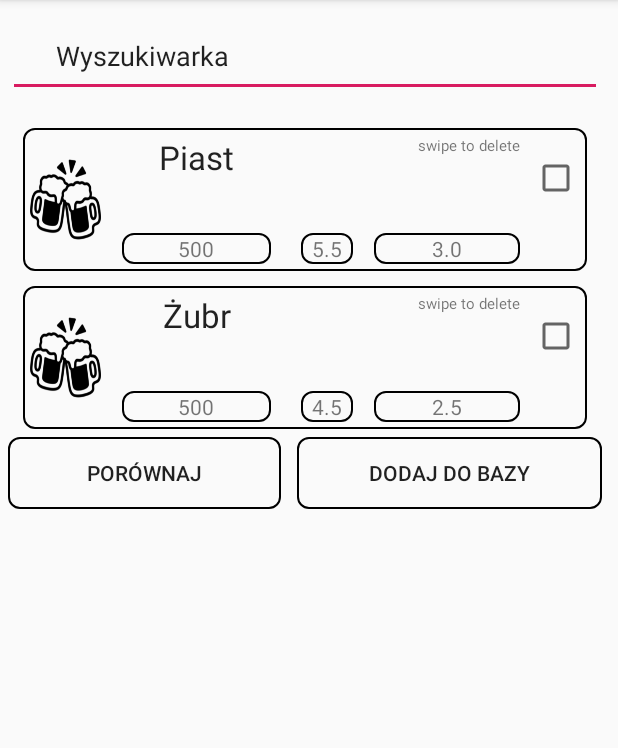
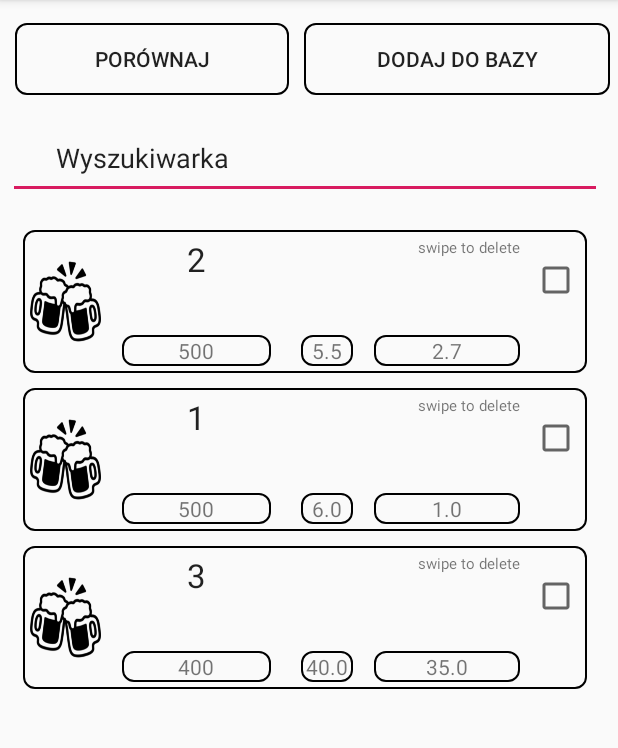
Before and after one commit to dzazef/mobile-applications-project, an Android app: the ComparatorActivity screen opened directly, with no data from a screen before it, on a phone screen of 412 x 824 dp, the part 84-832 px from its top. Run offline under Robolectric (Android 15) with nearby library versions, the phone set to English and light mode, and no system bars; our stand-ins replace Room's generated code.

Commit message:
prosty layout + button dodawania do bazy + button sortowania

```diff
--- a/AlkoMaster/app/build.gradle
+++ b/AlkoMaster/app/build.gradle
@@ -41,4 +41,5 @@
     androidTestImplementation 'com.android.support.test:runner:1.0.2'
     androidTestImplementation 'com.android.support.test.espresso:espresso-core:3.0.2'
     implementation 'com.android.support:recyclerview-v7:28.0.0'
+    implementation 'com.android.support:design:28.0.0'
 }
--- a/AlkoMaster/app/src/main/AndroidManifest.xml
+++ b/AlkoMaster/app/src/main/AndroidManifest.xml
@@ -18,6 +18,7 @@
         </activity>
 
         <activity android:name=".ComparatorActivity"/>
+        <activity android:name=".activities.ResultActivity"/>
 
     </application>
 
--- a/AlkoMaster/app/src/main/java/pl/am2019/alkomaster/activities/ComparatorActivity.kt
+++ b/AlkoMaster/app/src/main/java/pl/am2019/alkomaster/activities/ComparatorActivity.kt
@@ -1,6 +1,5 @@
 package pl.am2019.alkomaster
 
-import android.content.Intent
 import android.os.AsyncTask
 import android.os.Bundle
 import android.support.v7.app.AppCompatActivity
@@ -13,6 +12,8 @@
 import pl.am2019.alkomaster.db.AppDatabase
 import pl.am2019.alkomaster.db.OpenDatabase
 import pl.am2019.alkomaster.db.alcohol.Alcohol
+import java.util.*
+import kotlin.collections.ArrayList
 
 
 class ComparatorActivity : AppCompatActivity(), OpenDatabase.OpenDatabaseListener {
@@ -31,11 +32,22 @@
         val recyclerView = findViewById<RecyclerView>(R.id.recyclerView)
         recyclerView.layoutManager = LinearLayoutManager(this, LinearLayout.VERTICAL, false)
 
+
         var alks = ArrayList<Alcohol>()
-        alks.add(Alcohol(1, "Piast", 500, 5.5, 3.00))
-        alks.add(Alcohol(2, "Żubr", 500, 4.5, 2.50))
+        alks.add(Alcohol(1, "2", 500, 5.5, 2.70))
+        alks.add(Alcohol(2, "1", 500, 6.0, 1.0))
+        alks.add(Alcohol(3, "3", 400, 40.0, 35.0))
+
+
         val adapter = MyAdapter(this, alks)
         recyclerView.adapter = adapter
+
+
+
+
+
+
+
         but2.setOnClickListener {
             if (db != null) {
                 val dialog = AddAlcoholDialog(this, db!!)
@@ -45,17 +57,33 @@
             }
         }
 
-        }
-       /* but1.setOnClickListener {
-*//*
-            val intent = Intent(this,ResultActivity::class.java)
-            // intent.putExtra("result", result)
-            startActivity(intent)*//*
+
+        /**
+         * button do sortowania
+         * sortuje  wg. wzoru
+         *  // wzor: content / 100 * capacity / price
+         *  czyli od najbardziej opłacalnego do najmniej
+         *  niestety nie pokazuje sie wspołczynnik
+         */
 
 
+        but1.setOnClickListener {
+            val adapter = recyclerView.getAdapter() as MyAdapter// fetching adapter
+
+            Collections.sort(adapter.getItems(), object : Comparator<Alcohol> {
+                override fun compare(c1: Alcohol, c2: Alcohol): Int {
+                    // wzor: content / 100 * capacity / price
+                    return -(c1.price.let { it1 -> c2.content.div(100).times(c2.capacity).div(it1).toInt() }).minus(
+                        c2.price.let { it2 -> c2.content.div(100).times(c2.capacity).div(it2).toInt() }
+                    )
+                }
+            })
+            adapter.notifyDataSetChanged()
         }
-    }*/
 
+
+
+    }
 
     override fun onDatabaseReady(db: AppDatabase) {
         this.db = db
@@ -69,5 +97,6 @@
 
 
         }
+
     }
 }
--- a/AlkoMaster/app/src/main/java/pl/am2019/alkomaster/activities/MyAdapter.kt
+++ b/AlkoMaster/app/src/main/java/pl/am2019/alkomaster/activities/MyAdapter.kt
@@ -11,7 +11,13 @@
 
 class MyAdapter(val context: Context, val alcohols: List<Alcohol>) : RecyclerView.Adapter<MyAdapter.MyViewHolder>() {
 
+    /*fun getTotal():Float {
+        var total = 0f
+        for (alcohol in alcohols)
+            total += alcohol.price!!
+        return total*/
 
+   // }
     override fun onBindViewHolder(holder: MyViewHolder, position: Int) {
 
         val alko = alcohols[position]
@@ -20,16 +26,15 @@
         holder.content.text = alko.content.toString()
         holder.capacity.text = alko.capacity.toString()
 
+
         // wzor: content / 100 * capacity / price
 
     }
 
+    override fun onCreateViewHolder(parent: ViewGroup, convertVie: Int): MyViewHolder {
 
-
-
-    override fun onCreateViewHolder(parent: ViewGroup, viewType: Int): MyViewHolder {
-        val view = LayoutInflater.from(context).inflate(R.layout.alkohol_item, parent, false)
-        return MyViewHolder(view)
+        val myView = LayoutInflater.from(context).inflate(R.layout.alkohol_item,parent,false)
+        return MyViewHolder(myView)
     }
 
     override fun getItemCount(): Int {
@@ -44,5 +49,8 @@
 
 
     }
+    fun getItems():List<Alcohol> {
+        return alcohols
+    }
 
-}
+    }
--- a/AlkoMaster/app/src/main/java/pl/am2019/alkomaster/db/alcohol/Alcohol.kt
+++ b/AlkoMaster/app/src/main/java/pl/am2019/alkomaster/db/alcohol/Alcohol.kt
@@ -5,7 +5,7 @@
 import android.arch.persistence.room.PrimaryKey
 
 @Entity(tableName = "alcohol")
-data class Alcohol (
+data class Alcohol(
     @ColumnInfo(name = "id")
     @PrimaryKey(autoGenerate = true)
     var id: Long = 0,
@@ -20,5 +20,5 @@
     var content: Double,
 
     @ColumnInfo(name = "price")
-    var price: Double?
+    var price: Double
 )
--- a/AlkoMaster/app/src/main/res/layout/comparator_activity.xml
+++ b/AlkoMaster/app/src/main/res/layout/comparator_activity.xml
@@ -8,6 +8,29 @@
             android:orientation="vertical"
             android:layout_width="match_parent"
             android:layout_height="match_parent">
+        <LinearLayout
+                android:orientation="horizontal"
+                android:layout_width="match_parent"
+                android:layout_height="wrap_content">
+            <Button
+                    android:background="@drawable/listshape"
+                    android:text="Porównaj"
+                    android:layout_width="wrap_content"
+                    android:layout_height="wrap_content" android:id="@+id/but1" android:layout_weight="1"
+                    android:layout_marginRight="5dp" android:layout_marginBottom="10dp"
+                    android:layout_marginLeft="5dp"
+
+
+                    android:textAlignment="center" android:layout_marginStart="10dp" android:layout_marginTop="10dp"/>
+            <Button
+                    android:text="Dodaj do bazy"
+                    android:background="@drawable/listshape"
+                    android:layout_width="wrap_content"
+                    android:layout_height="wrap_content" android:id="@+id/but2" android:layout_weight="1"
+                    android:layout_marginLeft="5dp" android:layout_marginRight="5dp"
+                    android:layout_marginBottom="5dp" android:layout_marginStart="10dp"
+                    android:layout_marginTop="10dp"/>
+        </LinearLayout>
         <EditText
 
                 android:layout_width="match_parent"
@@ -20,31 +43,9 @@
         <android.support.v7.widget.RecyclerView
 
                 android:layout_width="match_parent"
-                android:layout_height="wrap_content" android:id="@+id/recyclerView" android:layout_marginLeft="15dp"
+                android:layout_height="match_parent" android:id="@+id/recyclerView" android:layout_marginLeft="15dp"
                 android:layout_marginRight="15dp" android:layout_marginBottom="5dp" android:layout_marginTop="10dp"
                 android:layout_marginEnd="15dp" android:layout_margin="5dp" android:clipToPadding="false">
         </android.support.v7.widget.RecyclerView>
-        <LinearLayout
-                android:orientation="horizontal"
-                android:layout_width="match_parent"
-                android:layout_height="match_parent">
-            <Button
-                    android:background="@drawable/listshape"
-                    android:text="Porównaj"
-                    android:layout_width="wrap_content"
-                    android:layout_height="wrap_content" android:id="@+id/but1" android:layout_weight="1"
-                    android:layout_marginRight="5dp" android:layout_marginBottom="5dp"
-                    android:layout_marginLeft="5dp"
-
-
-            />
-            <Button
-                    android:text="Dodaj do bazy"
-                    android:background="@drawable/listshape"
-                    android:layout_width="wrap_content"
-                    android:layout_height="wrap_content" android:id="@+id/but2" android:layout_weight="1"
-                    android:layout_marginLeft="5dp" android:layout_marginRight="5dp"
-                    android:layout_marginBottom="10dp"/>
-        </LinearLayout>
     </LinearLayout>
 </LinearLayout>
```
